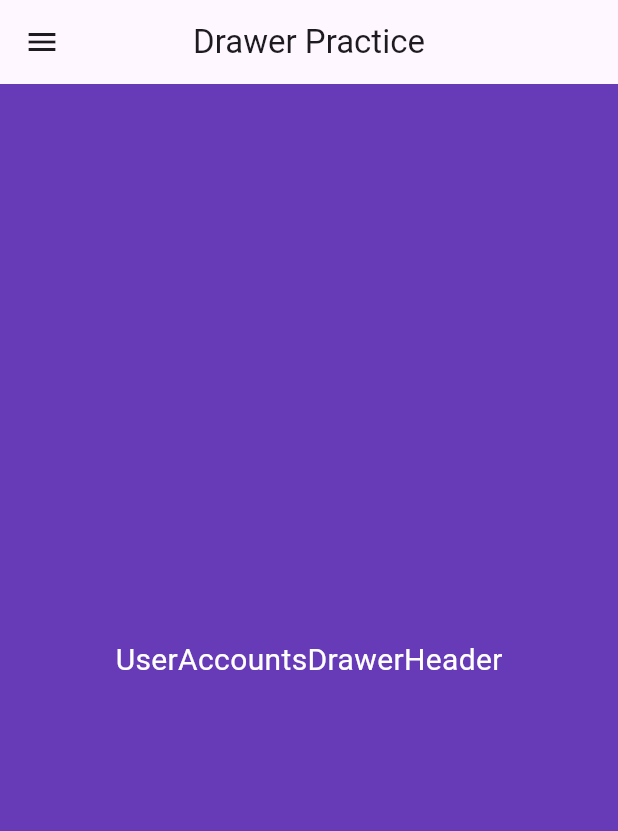
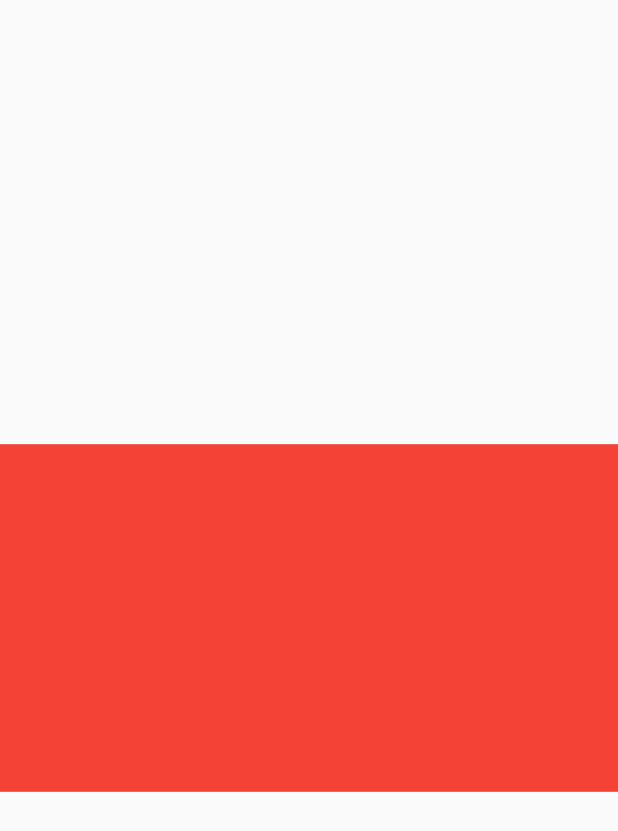
Before and after one commit to mubeendev3/flutter_widget_examples, a Flutter app: the screen it shows after launch, on a phone screen of 412 x 824 dp. Shown: the top 831 px of the screen. Run offline on Flutter 3.47's test engine with Material 2 defaults, Android fonts, the phone set to English and light mode, and no system bars.

Commit message:
Explore AspectRatio widget

```diff
--- /dev/null
+++ b/lib/AspectRatio/aspect_ratio.dart
@@ -0,0 +1,19 @@
+import 'package:flutter/material.dart';
+
+class CustomAspectRatio extends StatelessWidget {
+  const CustomAspectRatio({Key? key}) : super(key: key);
+
+  @override
+  Widget build(BuildContext context) {
+    return Scaffold(
+      body: Center(
+        child: AspectRatio(
+          aspectRatio: 16 / 9,
+          child: Container(
+            color: Colors.red,
+          ),
+        ),
+      ),
+    );
+  }
+}
--- /dev/null
+++ b/lib/app.dart
@@ -0,0 +1,14 @@
+import 'package:flutter/material.dart';
+
+import 'AspectRatio/aspect_ratio.dart';
+
+class MyApp extends StatelessWidget {
+  const MyApp({Key? key}) : super(key: key);
+
+  @override
+  Widget build(BuildContext context) {
+    return const MaterialApp(
+      home: CustomAspectRatio(),
+    );
+  }
+}
--- a/lib/main.dart
+++ b/lib/main.dart
@@ -1,7 +1,9 @@
 import 'package:flutter/material.dart';
+import 'package:flutter_widget_examples/app.dart';
 
+import 'AspectRatio/aspect_ratio.dart';
 import 'Drawer/user_accounts_drawer_header.dart';
 
 void main() {
-  runApp(const UserAccountsDrawer());
+  runApp(const MyApp());
 }
```
